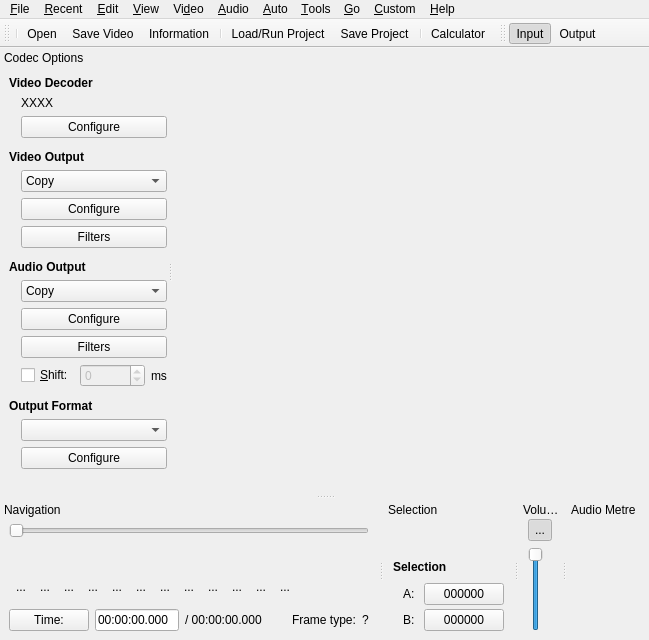
Qt form branches/avidemux_2.6_branch_mean/avidemux/qt4/ADM_userInterfaces/ADM_gui/gui2.ui (BackupTheBerlios/avidemux-svn) before a commit.
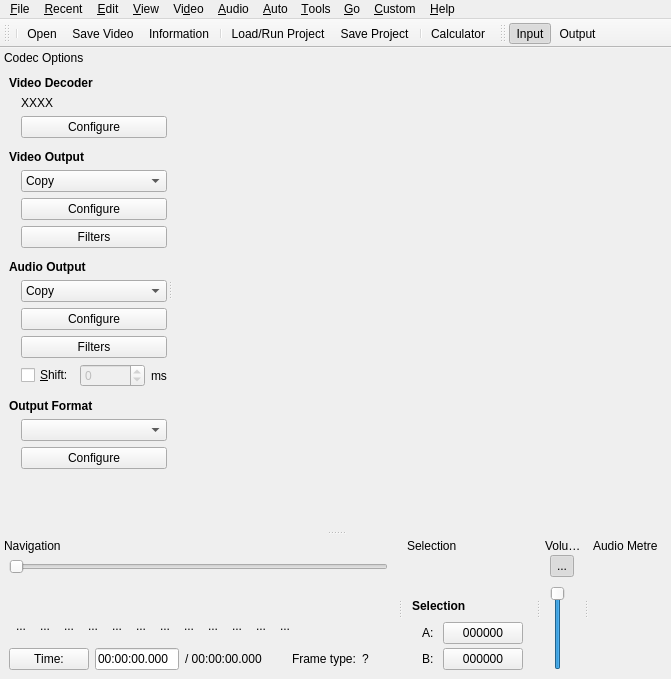
The same form after that commit. Icons and pictures are not drawn. Custom widgets are drawn as their Qt base class.

Commit message: [qt4] Remove shortcuts in designed file

Diff of the .ui file:
```diff
--- a/branches/avidemux_2.6_branch_mean/avidemux/qt4/ADM_userInterfaces/ADM_gui/gui2.ui
+++ b/branches/avidemux_2.6_branch_mean/avidemux/qt4/ADM_userInterfaces/ADM_gui/gui2.ui
@@ -7,8 +7,8 @@
    <rect>
     <x>0</x>
     <y>0</y>
-    <width>640</width>
-    <height>640</height>
+    <width>671</width>
+    <height>679</height>
    </rect>
   </property>
   <property name="windowTitle">
@@ -99,8 +99,8 @@
     <rect>
      <x>0</x>
      <y>0</y>
-     <width>640</width>
-     <height>22</height>
+     <width>671</width>
+     <height>21</height>
     </rect>
    </property>
    <widget class="QMenu" name="menuHelp">
@@ -1272,8 +1272,8 @@
    </property>
    <property name="minimumSize">
     <size>
-     <width>120</width>
-     <height>0</height>
+     <width>132</width>
+     <height>143</height>
     </size>
    </property>
    <property name="features">
```
Left out of the diff: 6 changed lines with no effect on the pictures.
